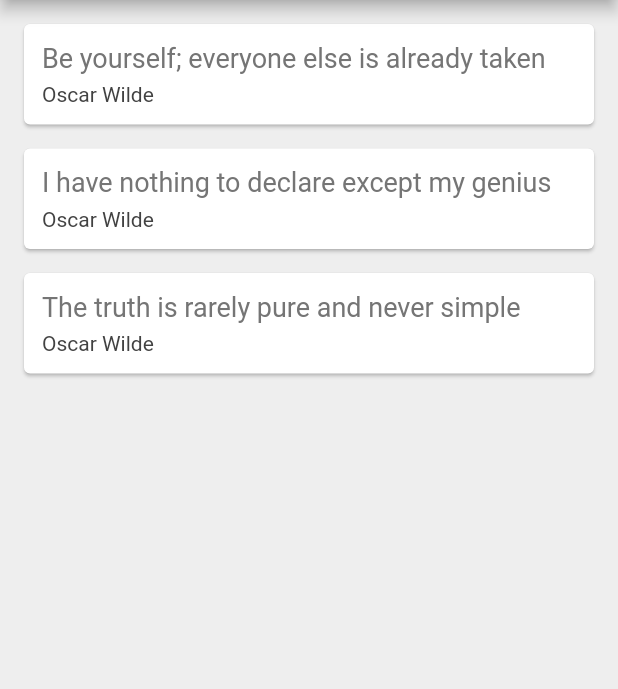
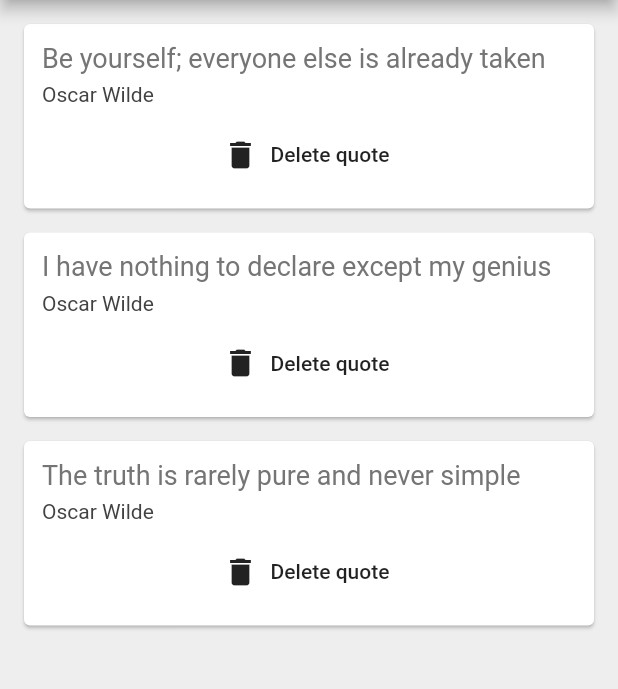
Before and after one commit to safa-abidi/flutter-quotes-app, a Flutter app: the screen it shows after launch, on a phone screen of 412 x 824 dp, the part 84-773 px from its top. Run offline on Flutter 3.47's test engine with Material 2 defaults, Android fonts, the phone set to English and light mode, and no system bars.

Commit message:
extracted widgets and added a delete button

```diff
--- a/lib/main.dart
+++ b/lib/main.dart
@@ -1,5 +1,6 @@
 import 'package:flutter/material.dart';
 import 'quote.dart';
+import 'quote_card.dart';
 
 void main() => runApp(MaterialApp(
     home: QuoteList()
@@ -18,35 +19,6 @@ class _QuoteListState extends State<QuoteList> {
     Quote(author: 'Oscar Wilde', text: 'The truth is rarely pure and never simple')
   ];
 
-  Widget quoteTemplate(quote) {
-    return Card(
-        margin: const EdgeInsets.fromLTRB(16.0, 16.0, 16.0, 0),
-        child: Padding(
-          padding: const EdgeInsets.all(12.0),
-          child: Column(
-            crossAxisAlignment: CrossAxisAlignment.stretch,
-            children: <Widget>[
-              Text(
-                quote.text,
-                style: TextStyle(
-                  fontSize: 18.0,
-                  color: Colors.grey[600],
-                ),
-              ),
-              SizedBox(height: 6.0),
-              Text(
-                quote.author,
-                style: TextStyle(
-                  fontSize: 14.0,
-                  color: Colors.grey[800],
-                ),
-              ),
-            ],
-          ),
-        )
-    );
-  }
-
   @override
   Widget build(BuildContext context) {
     return Scaffold(
@@ -57,7 +29,14 @@ class _QuoteListState extends State<QuoteList> {
         backgroundColor: Colors.redAccent,
       ),
       body: Column(
-        children: quotes.map((quote) => quoteTemplate(quote)).toList(),
+        children: quotes.map((quote) => QuoteCard(
+            quote: quote,
+            delete: (){
+              setState(() {
+                quotes.remove(quote);
+              });
+            }
+        )).toList(),
       ),
     );
   }
--- /dev/null
+++ b/lib/quote_card.dart
@@ -0,0 +1,45 @@
+import 'package:flutter/material.dart';
+import 'quote.dart';
+
+class QuoteCard extends StatelessWidget {
+
+  final Quote quote;
+  final Function delete;
+  QuoteCard ({this.quote, this.delete});
+
+  @override
+  Widget build(BuildContext context) {
+    return Card(
+        margin: const EdgeInsets.fromLTRB(16.0, 16.0, 16.0, 0),
+        child: Padding(
+          padding: const EdgeInsets.all(12.0),
+          child: Column(
+            crossAxisAlignment: CrossAxisAlignment.stretch,
+            children: <Widget>[
+              Text(
+                quote.text,
+                style: TextStyle(
+                  fontSize: 18.0,
+                  color: Colors.grey[600],
+                ),
+              ),
+              SizedBox(height: 6.0),
+              Text(
+                quote.author,
+                style: TextStyle(
+                  fontSize: 14.0,
+                  color: Colors.grey[800],
+                ),
+              ),
+              SizedBox(height: 8.0),
+              FlatButton.icon(
+                  onPressed: delete,
+                  label : Text('Delete quote'),
+                icon: Icon(Icons.delete),
+              )
+            ],
+          ),
+        )
+    );
+  }
+}
```
Also changed, not shown: pubspec.lock.
